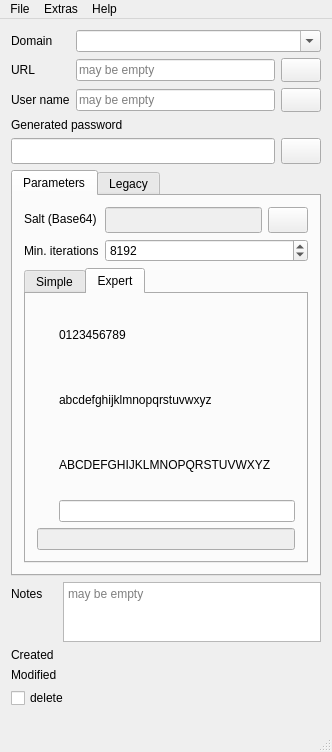
Above: Qt-SESAM/mainwindow.ui from 607011/Qt-SESAM before the change. Below: the same form after it.
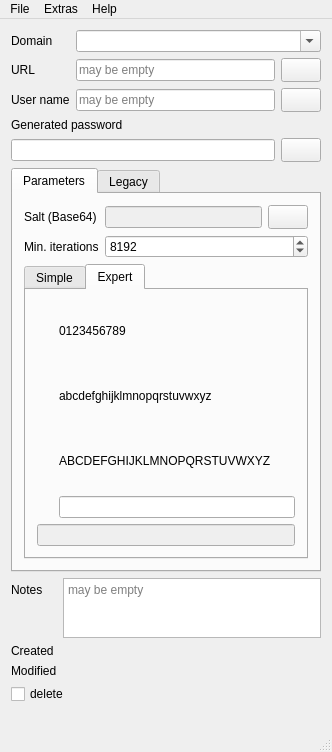
That is the form after the change. Icons and pictures are not drawn.

Commit message: Removed font styling on saltBase64LineEdit and generatedPasswordLineEdit.

Patch:
```diff
--- a/Qt-SESAM/mainwindow.ui
+++ b/Qt-SESAM/mainwindow.ui
@@ -138,14 +138,6 @@
      <layout class="QHBoxLayout" name="horizontalLayout_2">
       <item>
        <widget class="QLineEdit" name="generatedPasswordLineEdit">
-        <property name="font">
-         <font>
-          <family>Cantarell</family>
-          <pointsize>11</pointsize>
-          <weight>50</weight>
-          <bold>false</bold>
-         </font>
-        </property>
         <property name="echoMode">
          <enum>QLineEdit::Password</enum>
         </property>
@@ -214,12 +206,6 @@
               <property name="enabled">
                <bool>false</bool>
               </property>
-              <property name="font">
-               <font>
-                <family>Cantarell</family>
-                <pointsize>11</pointsize>
-               </font>
-              </property>
               <property name="cursor">
                <cursorShape>ForbiddenCursor</cursorShape>
               </property>
```
Left out of the diff: 2 changed lines with no effect on the pictures.
